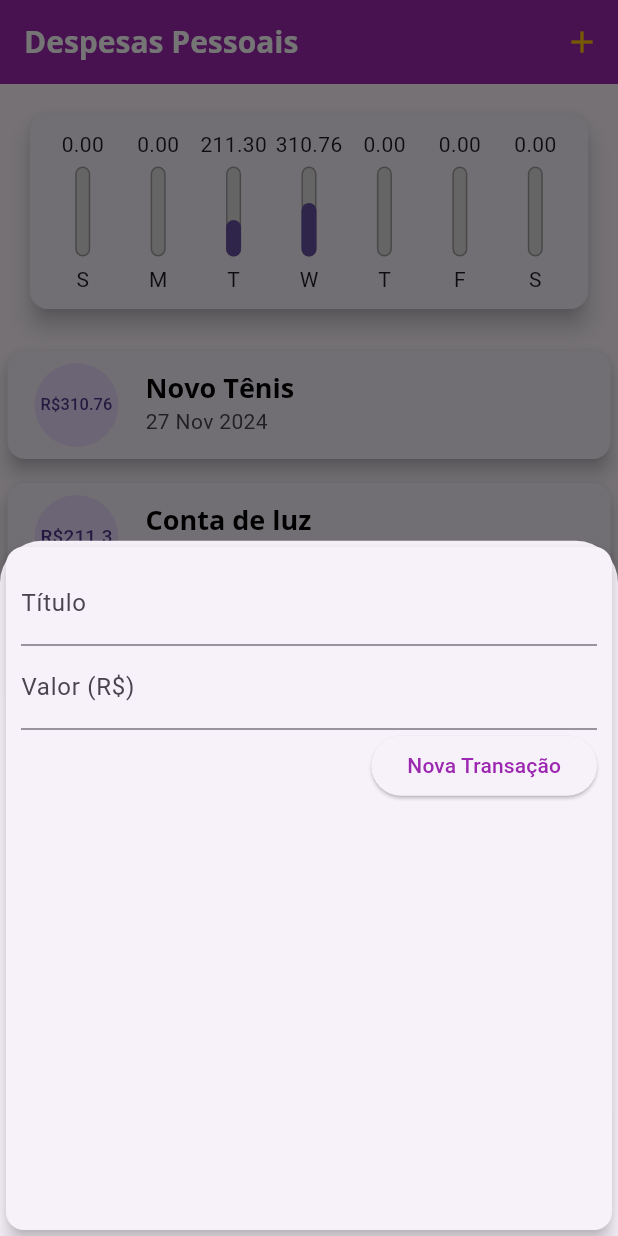
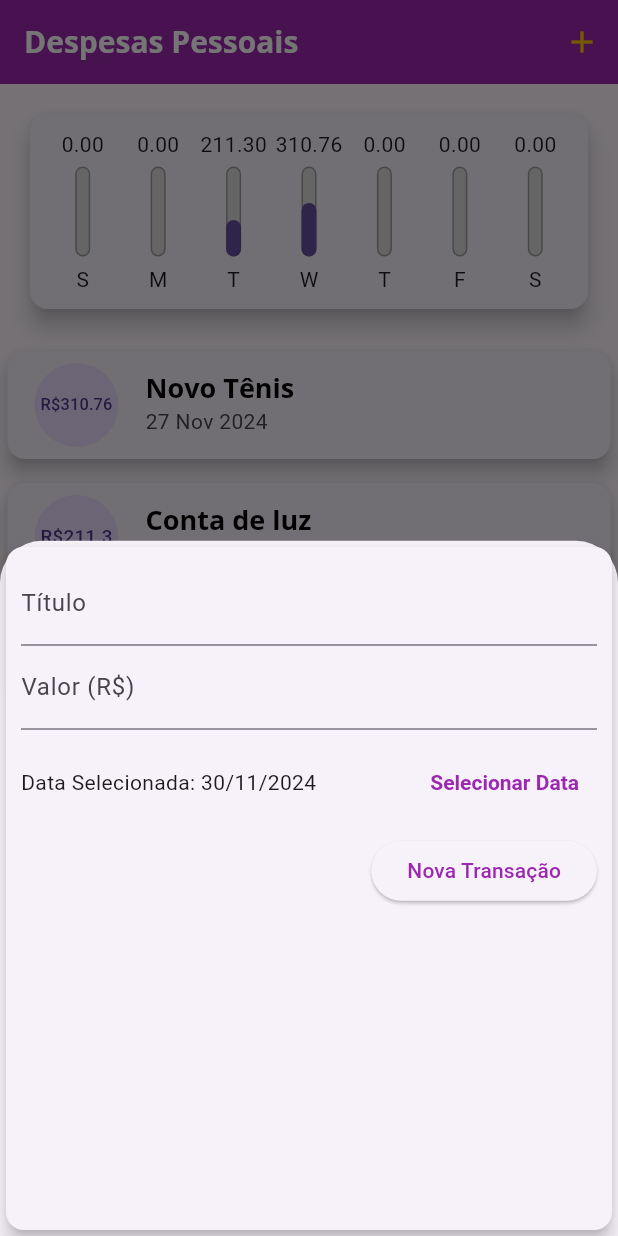
Before and after one commit to oJaciel/Expenses-App, a Flutter app: the screen it shows after launch, after a tap on the "add" icon, on a phone screen of 412 x 824 dp. Run offline on Flutter 3.47's test engine with Material 3 defaults, Android fonts, the phone set to English and light mode, and no system bars.

Commit message:
DatePicker no Fomulário
Adicionado DatePicker no formulário de nova transação. Ainda não leva a informação para novo cadastro.

```diff
--- a/lib/components/transaction_form.dart
+++ b/lib/components/transaction_form.dart
@@ -1,6 +1,7 @@
 //Componente para o formulário de nova transação
 
 import 'package:flutter/material.dart';
+import 'package:intl/intl.dart';
 
 class TransactionForm extends StatefulWidget {
   final void Function(String, double) onSubmit;
@@ -12,12 +13,14 @@ class TransactionForm extends StatefulWidget {
 }
 
 class _TransactionFormState extends State<TransactionForm> {
-  final titleController = TextEditingController();
+  final _titleController = TextEditingController();
 
   final valueController = TextEditingController();
 
+  DateTime _selectedDate = DateTime.now();
+
   _submitForm() {
-    final title = titleController.text;
+    final title = _titleController.text;
     final value = double.tryParse(valueController.text) ?? 0;
 
     if (title.isEmpty || value <= 0) {
@@ -25,6 +28,24 @@ class _TransactionFormState extends State<TransactionForm> {
     }
 
     widget.onSubmit(title, value);
+  }
+
+  _showDatePicker() {
+    showDatePicker(
+      context: context,
+      initialDate: DateTime.now(),
+      firstDate: DateTime(2024),
+      lastDate: DateTime.now(),
+    ).then((pickedDate) {
+      //Função que roda depois que o usuário seleciona data
+      if (pickedDate == null) {
+        return;
+      }
+
+      setState(() {
+        _selectedDate = pickedDate;
+      });
+    });
   }
 
   @override
@@ -36,7 +57,7 @@ class _TransactionFormState extends State<TransactionForm> {
         child: Column(
           children: [
             TextField(
-              controller: titleController,
+              controller: _titleController,
               onSubmitted: (_) => _submitForm(),
               decoration: InputDecoration(
                 labelText: 'Título',
@@ -48,6 +69,28 @@ class _TransactionFormState extends State<TransactionForm> {
               onSubmitted: (_) => _submitForm(),
               decoration: InputDecoration(
                 labelText: 'Valor (R\$)',
+              ),
+            ),
+            Container(
+              height: 70,
+              child: Row(
+                children: [
+                  Expanded(
+                    child: Text(
+                      'Data Selecionada: ${DateFormat('dd/MM/y').format(_selectedDate)}',
+                    ),
+                  ),
+                  TextButton(
+                    onPressed: _showDatePicker,
+                    child: Text(
+                      'Selecionar Data',
+                    ),
+                    style: TextButton.styleFrom(
+                        textStyle: TextStyle(
+                            fontWeight: FontWeight.bold,
+                            color: Theme.of(context).primaryColor)),
+                  )
+                ],
               ),
             ),
             Row(
```
